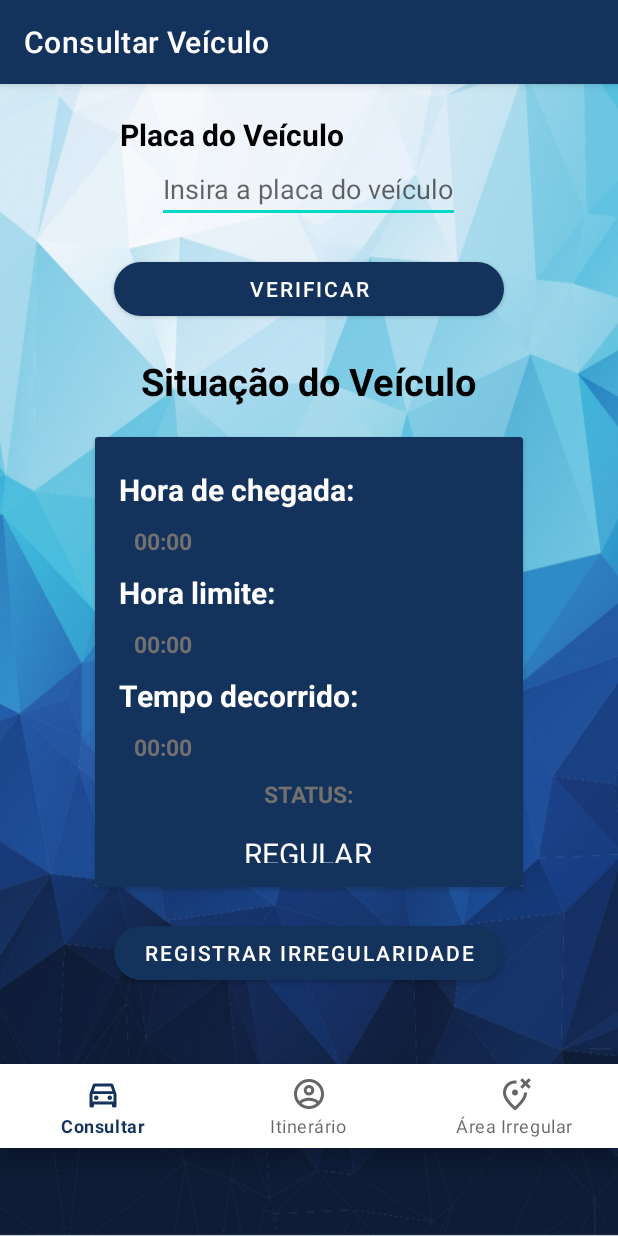
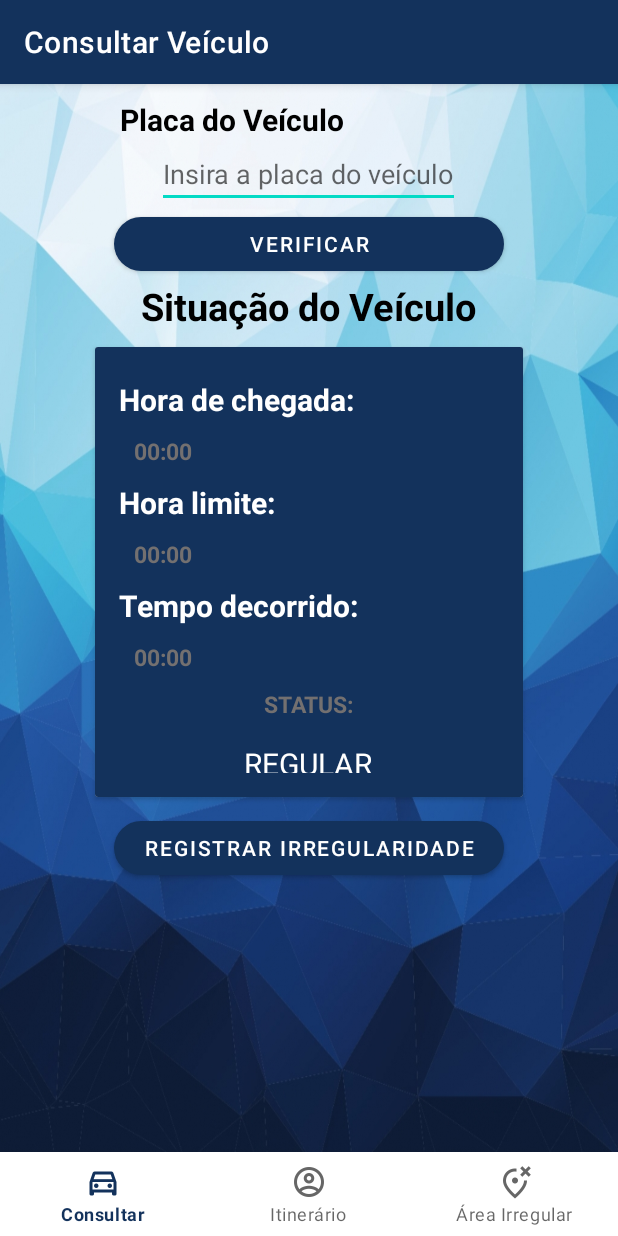
Before and after one commit to Elias-FS/AppZonaAzul, an Android app: the screen it shows after launch (ConsultaVeiculoActivity), on a phone screen of 412 x 824 dp. Run offline under Robolectric (Android 15) with nearby library versions, the phone set to English and light mode, and no system bars.

Commit message:
Atualização na barra de navegação

```diff
--- a/front-end-fiscal/app/src/main/res/layout/activity_consulta_veiculo.xml
+++ b/front-end-fiscal/app/src/main/res/layout/activity_consulta_veiculo.xml
@@ -17,7 +17,7 @@
         android:textStyle="bold"
         android:textSize="20dp"
         android:textColor="@color/black"
-        android:layout_marginTop="20dp"
+        android:layout_marginTop="10dp"
         android:layout_marginLeft="80dp"
         />
 
@@ -36,7 +36,6 @@
         android:layout_height="wrap_content"
         android:text="VERIFICAR"
         android:layout_gravity="center_horizontal"
-        android:layout_marginTop="20dp"
         app:cornerRadius="50dp"/>
 
     <TextView
@@ -45,7 +44,6 @@
         android:text="Situação do Veículo"
         android:textStyle="bold"
         android:layout_gravity="center_horizontal"
-        android:layout_marginTop="20dp"
         android:textSize="25dp"
         android:textColor="@color/black"
         />
@@ -55,7 +53,7 @@
         android:layout_height="300dp"
         android:outlineAmbientShadowColor="@color/watergreen"
         android:layout_gravity="center_horizontal"
-        android:layout_marginTop="20dp"
+        android:layout_marginTop="10dp"
         >
 
         <androidx.appcompat.widget.LinearLayoutCompat
@@ -152,16 +150,23 @@
         android:layout_height="wrap_content"
         android:text="REGISTRAR IRREGULARIDADE"
         android:layout_gravity="center_horizontal"
-        android:layout_marginTop="20dp"
+        android:layout_marginTop="10dp"
         app:cornerRadius="50dp"/>
 
 
+    <androidx.constraintlayout.widget.ConstraintLayout
+        android:layout_width="match_parent"
+        android:layout_height="match_parent">
 
         <com.google.android.material.bottomnavigation.BottomNavigationView
             android:id="@+id/bottom_navigation"
             android:layout_width="match_parent"
             android:layout_height="wrap_content"
             app:menu="@menu/bottom_navigation_menu"
-            android:layout_marginTop="50dp"/>
+            app:layout_constraintBottom_toBottomOf="parent"
+            app:layout_constraintEnd_toEndOf="parent"
+            app:layout_constraintStart_toStartOf="parent"/>
+    </androidx.constraintlayout.widget.ConstraintLayout>
+
 
 </androidx.appcompat.widget.LinearLayoutCompat>
--- a/front-end-fiscal/app/src/main/res/layout/activity_home.xml
+++ b/front-end-fiscal/app/src/main/res/layout/activity_home.xml
@@ -30,7 +30,7 @@
             <ImageView
                 android:layout_width="300dp"
                 android:layout_height="180dp"
-                android:layout_marginTop="70dp"
+                android:layout_marginTop="20dp"
                 android:src="@drawable/logo"
                 android:layout_gravity="center_horizontal"
                 />
@@ -84,7 +84,7 @@
 
     <com.google.android.material.button.MaterialButton
         android:layout_width="330dp"
-        android:layout_height="140dp"
+        android:layout_height="130dp"
         android:text="Área Irregular"
         android:layout_gravity="center"
         android:layout_marginTop="10dp"
```
Also changed, not shown: front-end-fiscal/app/src/main/res/layout/activity_maps.xml (+16 -2 lines).
